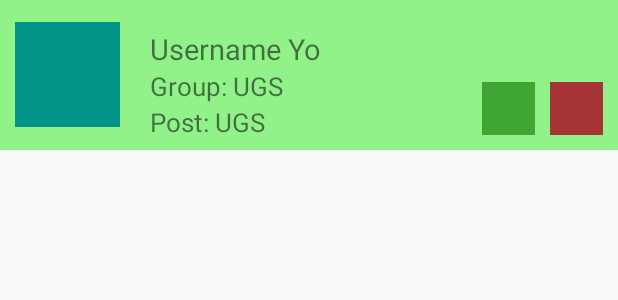
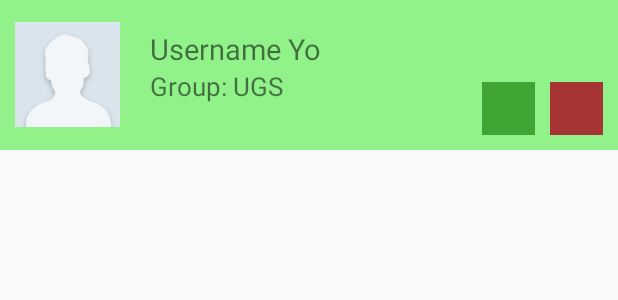
Before and after one commit to Prakhar0409/newApp, an Android app: the layout validation_request_row.xml on its own in the app's theme, with its tools: preview values and no code run, on a phone screen of 412 x 824 dp. Shown: the top 300 px of the screen. Run offline under Robolectric (Android 15) with nearby library versions, the phone set to English and light mode, and no system bars; network calls fail.

Commit message:
validation

```diff
--- a/GRS/app/src/main/java/com/prakhar_squared_mayank/grs/ComplaintsActivity.java
+++ b/GRS/app/src/main/java/com/prakhar_squared_mayank/grs/ComplaintsActivity.java
@@ -66,7 +66,7 @@ public class ComplaintsActivity extends AppCompatActivity {
         setSupportActionBar(toolbar);
 
 
-        getSupportActionBar().setDisplayHomeAsUpEnabled(true);
+//        getSupportActionBar().setDisplayHomeAsUpEnabled(true);
 
 
         viewPager = (CustomViewPager) findViewById(R.id.viewpager);
--- a/GRS/app/src/main/java/com/prakhar_squared_mayank/grs/Utility.java
+++ b/GRS/app/src/main/java/com/prakhar_squared_mayank/grs/Utility.java
@@ -48,6 +48,7 @@ public class Utility {
     public static List<JSONObject> UsersData=new ArrayList<JSONObject>();
     public static List<JSONObject> GroupsData=new ArrayList<JSONObject>();
     public static List<String> USERBASE=new ArrayList<String>();
+    public static String VALIDATIONREQUESTS="/user/validation";
 
 
     public static String CHANGEVOTE="/complaint/vote";
--- a/GRS/app/src/main/res/layout/validation_request_row.xml
+++ b/GRS/app/src/main/res/layout/validation_request_row.xml
@@ -8,6 +8,7 @@
     <ImageView
         android:id="@+id/profile_pic_vrr"
         android:layout_width="70dp"
+        android:src="@drawable/default_profile"
         android:layout_height="70dp"
         android:background="#029587"
         android:layout_centerVertical="true"
@@ -41,23 +42,23 @@
         android:textSize="17dp"
         android:layout_alignBottom="@id/group_text_vrr"/>
 
-    <TextView
-        android:id="@+id/post_text_vrr"
-        android:layout_width="wrap_content"
-        android:layout_height="wrap_content"
-        android:text="Post: "
-        android:layout_alignLeft="@id/group_text_vrr"
-        android:layout_below="@id/group_text_vrr"
-        android:textSize="17dp"/>
+    <!--<TextView-->
+        <!--android:id="@+id/post_text_vrr"-->
+        <!--android:layout_width="wrap_content"-->
+        <!--android:layout_height="wrap_content"-->
+        <!--android:text="Post: "-->
+        <!--android:layout_alignLeft="@id/group_text_vrr"-->
+        <!--android:layout_below="@id/group_text_vrr"-->
+        <!--android:textSize="17dp"/>-->
 
-    <TextView
-        android:id="@+id/post_vrr"
-        android:layout_width="wrap_content"
-        android:layout_height="wrap_content"
-        android:layout_toRightOf="@id/post_text_vrr"
-        android:text="UGS"
-        android:textSize="17dp"
-        android:layout_alignBottom="@id/post_text_vrr"/>
+    <!--<TextView-->
+        <!--android:id="@+id/post_vrr"-->
+        <!--android:layout_width="wrap_content"-->
+        <!--android:layout_height="wrap_content"-->
+        <!--android:layout_toRightOf="@id/post_text_vrr"-->
+        <!--android:text="UGS"-->
+        <!--android:textSize="17dp"-->
+        <!--android:layout_alignBottom="@id/post_text_vrr"/>-->
 
     <ImageView
         android:id="@+id/reject_vrr"
```
Also changed, not shown: GRS/app/src/main/java/com/prakhar_squared_mayank/grs/ValidationListAdapter.java (+9 -9 lines), GRS/app/src/main/java/com/prakhar_squared_mayank/grs/ValidationRequestActivity.java (+37 -8 lines).
